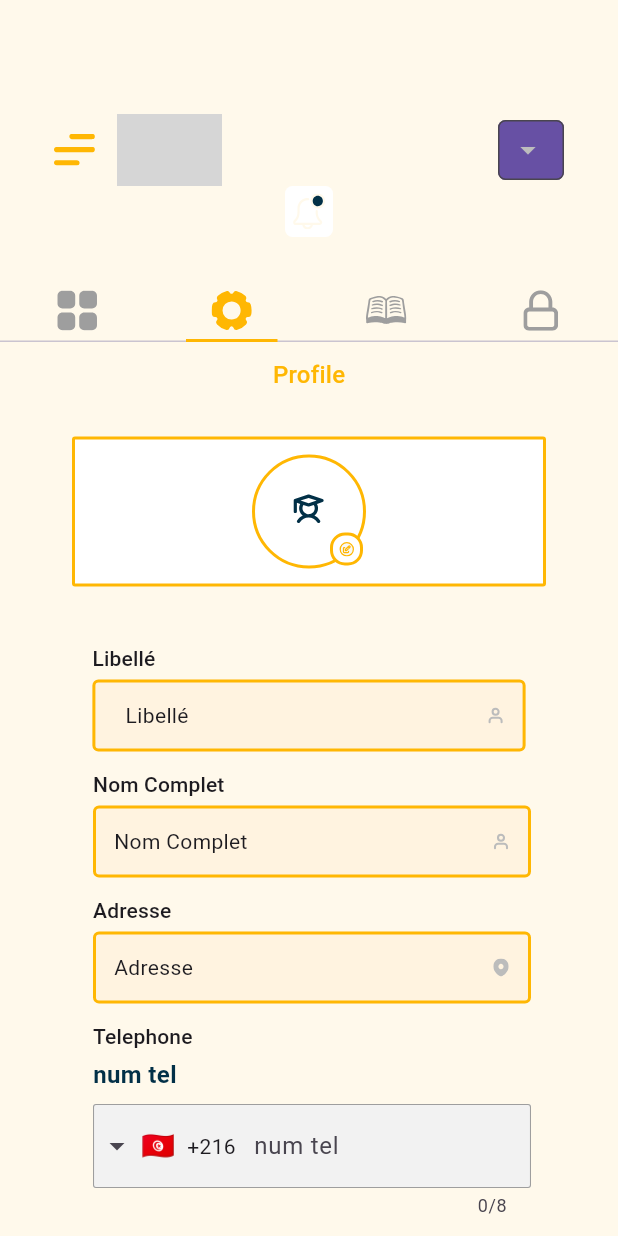
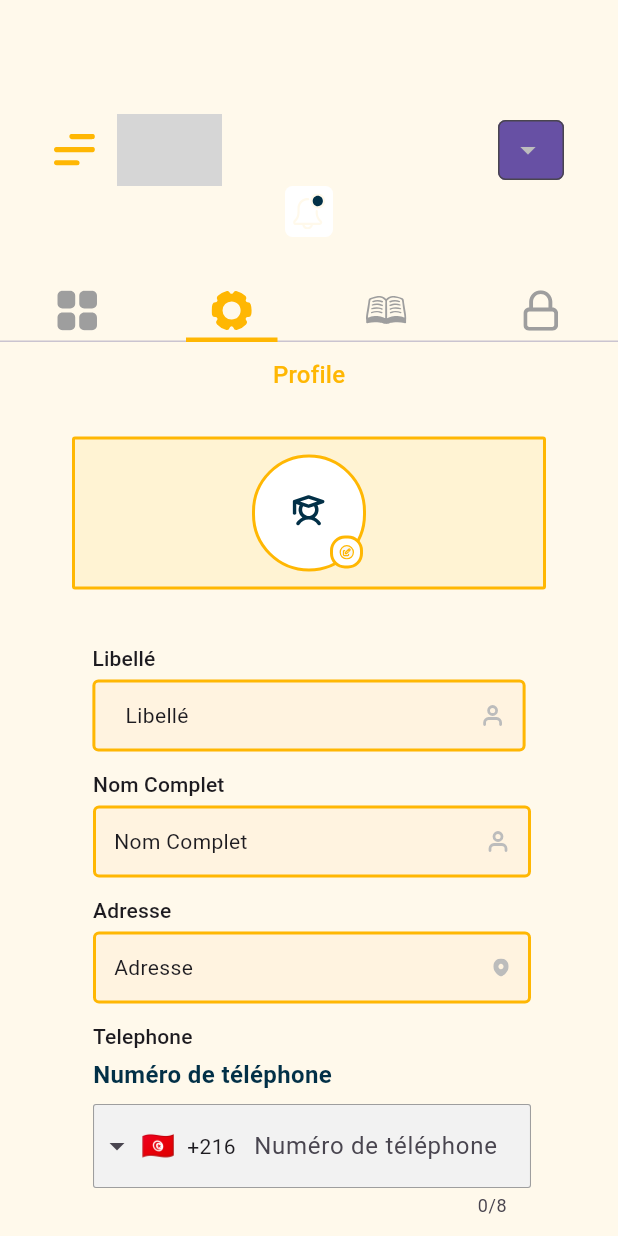
Before and after one commit to RayenMiri/StageOptimaJREnt, a Flutter app: the screen it shows after launch, tab 2 chosen, on a phone screen of 412 x 824 dp. Run offline on Flutter 3.47's test engine with Material 3 defaults, Android fonts, the phone set to English and light mode, and no system bars; drawn by our look-alikes of intl_phone_field; our stand-ins replace flutter_svg; project files that could hold a hidden picture were left out; grey boxes are pictures that could not be loaded.

Commit message:
profile section finished

```diff
--- a/my_app/lib/Screens/EspaceUniversiteDashboardHomeTabContainer.dart
+++ b/my_app/lib/Screens/EspaceUniversiteDashboardHomeTabContainer.dart
@@ -97,7 +97,7 @@ class _EspaceUniversitDashboardHomeTabContainerScreenState
                         indicatorSize: TabBarIndicatorSize.tab,
                         indicator: UnderlineTabIndicator(
                           borderSide:
-                              BorderSide(width: 2.0, color: Color(0xffFFB703)),
+                              BorderSide(width: 3.0, color: Color(0xffFFB703)),
                           insets: EdgeInsets.symmetric(horizontal: 21.0),
                         ),
                         tabs: [
--- a/my_app/lib/Screens/EspaceUniversiteProfile.dart
+++ b/my_app/lib/Screens/EspaceUniversiteProfile.dart
@@ -96,6 +96,7 @@ class _EspaceUniversiteProfileState extends State<EspaceUniversiteProfile> {
                                             vertical: 10.0),
                                         decoration: AppDecoration.outlinePrimary
                                             .copyWith(
+                                          color: Color(0xffFFF3D3),
                                           border: Border.all(
                                               color: Color(0xffFFB703),
                                               width: 2.0),
@@ -124,7 +125,7 @@ class _EspaceUniversiteProfileState extends State<EspaceUniversiteProfile> {
                                                   CustomImageView(
                                                     imagePath:
                                                         "assets/images/persone_1.svg",
-                                                    height: 20.0,
+                                                    height: 22.0,
                                                     width: 22.0,
                                                   ),
                                                   SizedBox(height: 6.0),
@@ -222,8 +223,8 @@ class _EspaceUniversiteProfileState extends State<EspaceUniversiteProfile> {
               margin: EdgeInsets.fromLTRB(34.0, 16.0, 14.0, 16.0),
               child: CustomImageView(
                 imagePath: "assets/images/fieldicon.svg",
-                height: 12.0,
-                width: 12.0,
+                height: 16.0,
+                width: 16.0,
               ),
             ),
             suffixConstraints: BoxConstraints(
@@ -264,8 +265,8 @@ class _EspaceUniversiteProfileState extends State<EspaceUniversiteProfile> {
                 margin: EdgeInsets.fromLTRB(34.0, 16.0, 14.0, 16.0),
                 child: CustomImageView(
                   imagePath: "assets/images/fieldicon.svg",
-                  height: 12.0,
-                  width: 12.0,
+                  height: 16.0,
+                  width: 16.0,
                 ),
               ),
               suffixConstraints: BoxConstraints(
@@ -341,7 +342,7 @@ class _EspaceUniversiteProfileState extends State<EspaceUniversiteProfile> {
             padding: EdgeInsets.only(left: 4.0),
             child: PhoneInputField(
               controller: phoneNumberController,
-              phoneLabel: "num tel",
+              phoneLabel: "Numéro de téléphone",
             ),
           ),
         ],
```
